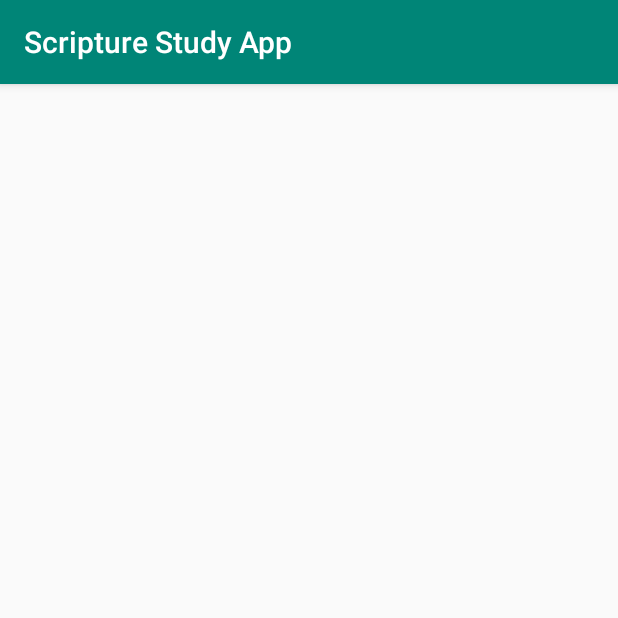
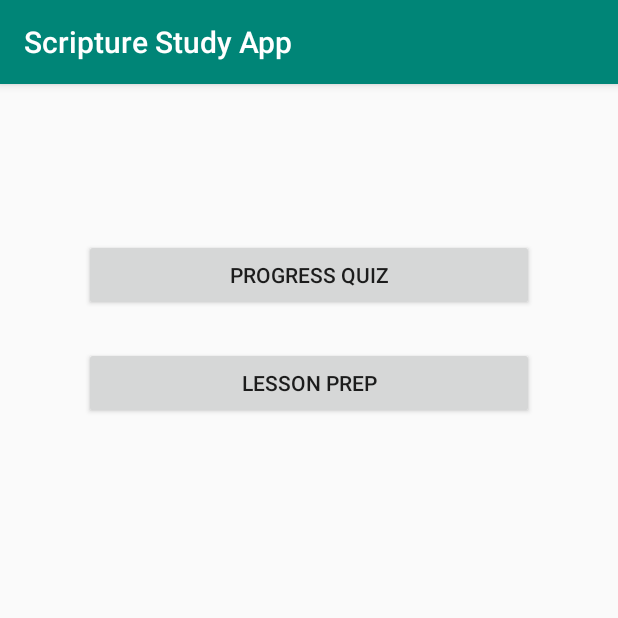
Before and after one commit to whitneyharrism/ScriptureApp, an Android app: the MainPage screen opened directly, with no data from a screen before it, on a phone screen of 412 x 824 dp, the top half of it. Run offline under Robolectric (Android 15) with nearby library versions, the light colour scheme and no system bars.

Commit message:
Connected login and main page. Added to xml on mainPage.

```diff
--- a/app/build.gradle
+++ b/app/build.gradle
@@ -25,8 +25,10 @@ dependencies {
     implementation 'androidx.constraintlayout:constraintlayout:1.1.3'
     implementation 'com.google.android.material:material:1.0.0'
     implementation 'androidx.annotation:annotation:1.0.2'
-    implementation 'androidx.lifecycle:lifecycle-extensions:2.0.0'
+    implementation 'androidx.lifecycle:lifecycle-extensions:2.1.0'
     testImplementation 'junit:junit:4.12'
     androidTestImplementation 'androidx.test.ext:junit:1.1.1'
     androidTestImplementation 'androidx.test.espresso:espresso-core:3.2.0'
+    implementation 'android.arch.lifecycle:extensions:1.1.1'
+    implementation 'android.arch.lifecycle:viewmodel:1.1.1'
 }
--- a/app/src/main/java/com/example/scripturestudyapp/ui/login/LoginActivity.java
+++ b/app/src/main/java/com/example/scripturestudyapp/ui/login/LoginActivity.java
@@ -23,7 +23,7 @@ import android.widget.ProgressBar;
 import android.widget.TextView;
 import android.widget.Toast;
 
-import com.example.scripturestudyapp.MainActivity;
+import com.example.scripturestudyapp.MainPage;
 import com.example.scripturestudyapp.R;
 import com.example.scripturestudyapp.ui.login.LoginViewModel;
 import com.example.scripturestudyapp.ui.login.LoginViewModelFactory;
@@ -124,14 +124,9 @@ public class LoginActivity extends AppCompatActivity {
     private void updateUiWithUser(LoggedInUserView model) {
         String welcome = getString(R.string.welcome) + model.getDisplayName();
         // TODO : initiate successful logged in experience
-        //Toast.makeText(getApplicationContext(), welcome, Toast.LENGTH_LONG).show();
-        Intent intent = new Intent(this, MainActivity.class);
-        //EditText editText = (EditText) findViewById(R.id.editText);
-        //String message = editText.getText().toString();
-        //intent.putExtra(EXTRA_MESSAGE, message);
+        Toast.makeText(getApplicationContext(), welcome, Toast.LENGTH_LONG).show();
+        Intent intent = new Intent(this, MainPage.class);
         startActivity(intent);
-
-
     }
 
     private void showLoginFailed(@StringRes Integer errorString) {
--- a/app/src/main/res/layout/activity_main_page.xml
+++ b/app/src/main/res/layout/activity_main_page.xml
@@ -6,4 +6,26 @@
     android:layout_height="match_parent"
     tools:context=".MainPage">
 
+    <Button
+        android:id="@+id/button"
+        android:layout_width="300dp"
+        android:layout_height="wrap_content"
+        android:layout_marginTop="103dp"
+        android:text="@string/quiz_text"
+        app:layout_constraintEnd_toEndOf="parent"
+        app:layout_constraintHorizontal_bias="0.5"
+        app:layout_constraintStart_toStartOf="parent"
+        app:layout_constraintTop_toTopOf="parent" />
+
+    <Button
+        android:id="@+id/button2"
+        android:layout_width="300dp"
+        android:layout_height="wrap_content"
+        android:layout_marginTop="24dp"
+        android:text="@string/lesson_prep"
+        app:layout_constraintEnd_toEndOf="parent"
+        app:layout_constraintHorizontal_bias="0.5"
+        app:layout_constraintStart_toStartOf="parent"
+        app:layout_constraintTop_toBottomOf="@+id/button" />
+
 </androidx.constraintlayout.widget.ConstraintLayout>
--- a/app/src/main/res/values/strings.xml
+++ b/app/src/main/res/values/strings.xml
@@ -9,4 +9,6 @@
     <string name="invalid_username">Not a valid username</string>
     <string name="invalid_password">Password must be >5 characters</string>
     <string name="login_failed">"Login failed"</string>
+    <string name="quiz_text">Progress Quiz</string>
+    <string name="lesson_prep">Lesson Prep</string>
 </resources>
```
